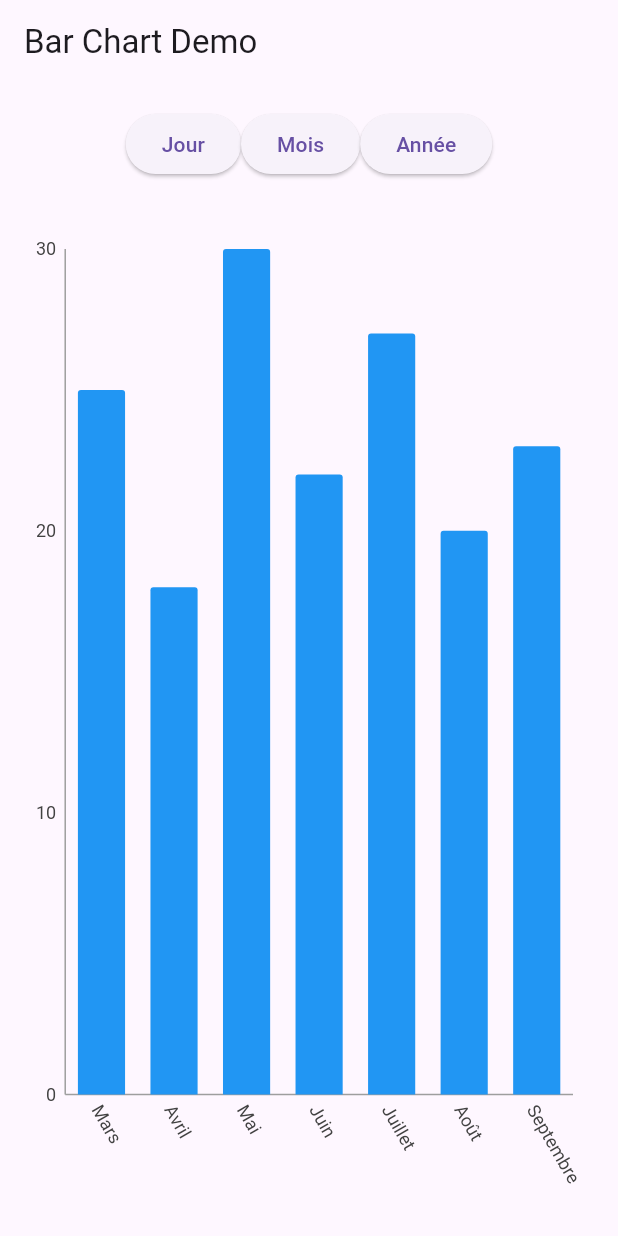
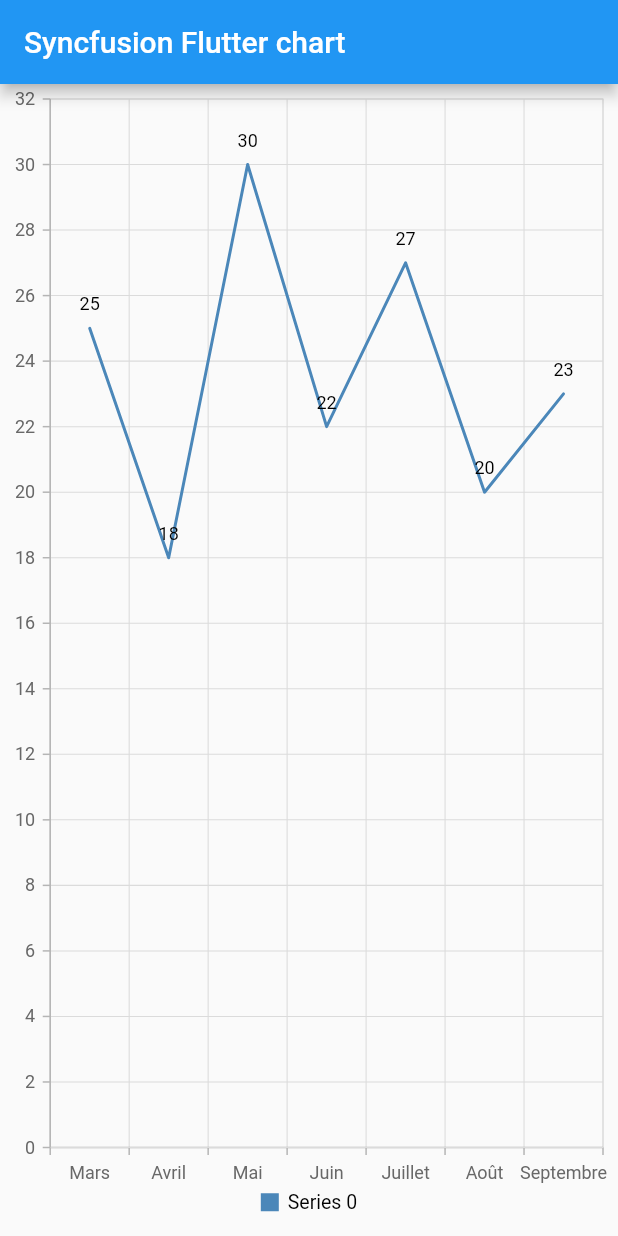
Before and after one commit to omarito47/graphic_chart, a Flutter app: the screen it shows after launch, on a phone screen of 412 x 824 dp. Run offline on Flutter 3.47's test engine with Material 3 defaults, Android fonts, the phone set to English and light mode, and no system bars; our stand-ins replace syncfusion_flutter_charts.

Commit message:
first commit

```diff
--- a/lib/main.dart
+++ b/lib/main.dart
@@ -1,223 +1,103 @@
+import 'dart:convert';
+
 import 'package:flutter/material.dart';
-import 'package:charts_flutter/flutter.dart' as charts;
+import 'package:flutter/services.dart';
+import 'package:graphic_chart/models/tournee.dart';
+import 'package:syncfusion_flutter_charts/charts.dart';
+import 'package:syncfusion_flutter_charts/sparkcharts.dart';
 
-void main() => runApp(MyApp());
+void main() {
+  return runApp(_ChartApp());
+}
 
-class MyApp extends StatelessWidget {
+class _ChartApp extends StatelessWidget {
   @override
   Widget build(BuildContext context) {
     return MaterialApp(
-      title: 'Bar Chart Demo',
-      theme: ThemeData(
-        primarySwatch: Colors.blue,
-      ),
-      home: MyHomePage(),
+      theme: ThemeData(primarySwatch: Colors.blue, useMaterial3: false),
+      home: _MyHomePage(),
     );
   }
 }
 
-class MyHomePage extends StatefulWidget {
+class _MyHomePage extends StatefulWidget {
+  // ignore: prefer_const_constructors_in_immutables
+  _MyHomePage({Key? key}) : super(key: key);
+
   @override
   _MyHomePageState createState() => _MyHomePageState();
 }
 
-class _MyHomePageState extends State<MyHomePage> {
-  final List<TourneeData> tournees = [
-    TourneeData(
-      mois: 'Mars',
-      annee: 2023,
-      realises: 25,
-      date: [
-        DayData(jour: 12, realises: 1),
-        DayData(jour: 17, realises: 3),
-        DayData(jour: 25, realises: 2),
-      ],
-    ),
-    TourneeData(
-      mois: 'Avril',
-      annee: 2023,
-      realises: 18,
-      date: [
-        DayData(jour: 5, realises: 2),
-        DayData(jour: 14, realises: 1),
-        DayData(jour: 23, realises: 3),
-      ],
-    ),
-    TourneeData(
-      mois: 'Mai',
-      annee: 2023,
-      realises: 30,
-      date: [
-        DayData(jour: 2, realises: 4),
-        DayData(jour: 10, realises: 2),
-        DayData(jour: 19, realises: 3),
-      ],
-    ),
-    TourneeData(
-      mois: 'Juin',
-      annee: 2023,
-      realises: 22,
-      date: [
-        DayData(jour: 7, realises: 1),
-        DayData(jour: 16, realises: 2),
-        DayData(jour: 28, realises: 3),
-      ],
-    ),
-    TourneeData(
-      mois: 'Juillet',
-      annee: 2023,
-      realises: 27,
-      date: [
-        DayData(jour: 4, realises: 2),
-        DayData(jour: 13, realises: 3),
-        DayData(jour: 21, realises: 1),
-      ],
-    ),
-    TourneeData(
-      mois: 'Août',
-      annee: 2023,
-      realises: 20,
-      date: [
-        DayData(jour: 8, realises: 1),
-        DayData(jour: 16, realises: 2),
-        DayData(jour: 25, realises: 1),
-      ],
-    ),
-    TourneeData(
-      mois: 'Septembre',
-      annee: 2023,
-      realises: 23,
-      date: [
-        DayData(jour: 2, realises: 2),
-        DayData(jour: 10, realises: 3),
-        DayData(jour: 19, realises: 1),
-      ],
-    ),
+class _MyHomePageState extends State<_MyHomePage> {
+  List<Tournee> tours = [];
+  List dataJson = [];
+  Future<void> loadJson() async {
+    String jsonString = await rootBundle.loadString('assets/data.json');
+    Map<String, dynamic> jsonData = json.decode(jsonString);
+    print('JSON DATA: $jsonData');
+    List<dynamic> tournees = jsonData['tours'];
+    print('tournees DATA: $tournees');
+    tours = tournees.map((tournee) => Tournee.fromJson(tournee)).toList();
+  }
+
+  bool isLoaded = false;
+  List<_SalesData> data = [
+    _SalesData('Jan', 35),
+    _SalesData('Feb', 28),
+    _SalesData('Mar', 34),
+    _SalesData('Apr', 32),
+    _SalesData('May', 40)
   ];
+  @override
+  void initState() {
+    loadJson().then((value) {
+      setState(() {
+        isLoaded = true;
+      });
+    });
+    // TODO: implement initState
+    super.initState();
+  }
 
   String selectedInterval = 'Mois';
-
-  void changeInterval(String interval) {
-    setState(() {
-      selectedInterval = interval;
-    });
-  }
-
-  List<charts.Series<IntervalData, String>> _createChartData() {
-    List<IntervalData> data = [];
-
-    if (selectedInterval == 'Mois') {
-      for (var tournee in tournees) {
-        data.add(IntervalData(
-          interval: tournee.mois,
-          count: tournee.realises,
-        ));
-      }
-    } else if (selectedInterval == 'Année') {
-      for (var tournee in tournees) {
-        data.add(IntervalData(
-          interval: tournee.annee.toString(),
-          count: tournee.realises,
-        ));
-      }
-    } else {
-      for (var tournee in tournees) {
-        for (var day in tournee.date) {
-          if (selectedInterval == 'Jour' && day.jour != null) {
-            data.add(IntervalData(
-              interval: day.jour.toString(),
-              count: day.realises,
-            ));
-          }
-        }
-      }
-    }
-
-    return [
-      charts.Series<IntervalData, String>(
-        id: 'tournees',
-        domainFn: (IntervalData data, _) => data.interval,
-        measureFn: (IntervalData data, _) => data.count,
-        data: data,
-      )
-    ];
-  }
 
   @override
   Widget build(BuildContext context) {
     return Scaffold(
-      appBar: AppBar(
-        title: Text('Bar Chart Demo'),
-      ),
-      body: Column(
-        children: [
-          Padding(
-            padding: EdgeInsets.all(16.0),
-            child: Row(
-              mainAxisAlignment: MainAxisAlignment.center,
-              children: [
-                ElevatedButton(
-                  onPressed: () => changeInterval('Jour'),
-                  child: Text('Jour'),
+        appBar: AppBar(
+          title: const Text('Syncfusion Flutter chart'),
+        ),
+        body: isLoaded
+            ? Column(children: [
+                //Initialize the chart widget
+                Expanded(
+                  child: SfCartesianChart(
+                      primaryXAxis: CategoryAxis(),
+                      // Chart title
+                      title: ChartTitle(text: ''),
+                      // Enable legend
+                      legend: Legend(isVisible: true),
+                      // Enable tooltip
+                      tooltipBehavior: TooltipBehavior(enable: true),
+                      series: <CartesianSeries<Tournee, String>>[
+                        LineSeries<Tournee, String>(
+                            dataSource: tours,
+                            xValueMapper: (Tournee tour, _) => tour.mois,
+                            yValueMapper: (Tournee tour, _) => tour.realises,
+                            yAxisName: "y",
+                            // Enable data label
+                            dataLabelSettings:
+                                DataLabelSettings(isVisible: true))
+                      ]),
                 ),
-                ElevatedButton(
-                  onPressed: () => changeInterval('Mois'),
-                  child: Text('Mois'),
-                ),
-                ElevatedButton(
-                  onPressed: () => changeInterval('Année'),
-                  child: Text('Année'),
-                ),
-              ],
-            ),
-          ),
-          Expanded(
-            child: Padding(
-              padding: EdgeInsets.all(16.0),
-              child: charts.BarChart(
-                _createChartData(),
-                animate: true,
-                domainAxis: charts.OrdinalAxisSpec(
-                  renderSpec: charts.SmallTickRendererSpec(
-                    labelRotation: 60,
-                  ),
-                ),
-                primaryMeasureAxis: charts.NumericAxisSpec(
-                  renderSpec: charts.SmallTickRendererSpec(),
-                ),
-              ),
-            ),
-          ),
-        ],
-      ),
-    );
+              ])
+            : CircularProgressIndicator());
   }
 }
 
-class TourneeData {
-  final String mois;
-  final int annee;
-  final int realises;
-  final List<DayData> date;
+class _SalesData {
+  _SalesData(this.year, this.sales);
 
-  TourneeData({
-    required this.mois,
-    required this.annee,
-    required this.realises,
-    required this.date,
-  });
+  final String year;
+  final double sales;
 }
-
-class DayData {
-  final int jour;
-  final int realises;
-
-  DayData({required this.jour, required this.realises});
-}
-
-class IntervalData {
-  final String interval;
-  final int count;
-
-  IntervalData({required this.interval, required this.count});
-}
--- a/lib/models/tournee.dart
+++ b/lib/models/tournee.dart
@@ -1,8 +1,8 @@
 class Tournee {
-  final String mois;
-  final int annee;
-  final int realises;
-  final List<TourneeDate> dates;
+   String? mois;
+   int? annee;
+   int? realises;
+   List<TourneeDate>? dates;
 
   Tournee({
     required this.mois,
@@ -27,7 +27,7 @@ class Tournee {
   }
 
   Map<String, dynamic> toJson() {
-    final List<Map<String, dynamic>> datesJson = dates.map((date) => date.toJson()).toList();
+    final List<Map<String, dynamic>> datesJson = dates!.map((date) => date.toJson()).toList();
 
     return {
       'mois': mois,
@@ -39,8 +39,8 @@ class Tournee {
 }
 
 class TourneeDate {
-  final int jour;
-  final int realises;
+  int? jour;
+  int? realises;
 
   TourneeDate({
     required this.jour,
--- a/pubspec.yaml
+++ b/pubspec.yaml
@@ -38,6 +38,7 @@ dependencies:
   flutter_charts: ^0.5.2
   async: ^2.11.0
   charts_flutter: ^0.12.0
+  syncfusion_flutter_charts: ^21.2.4
 
 dev_dependencies:
   flutter_test:
```
Also changed, not shown: assets/data.json (+43 -43 lines), pubspec.lock.
